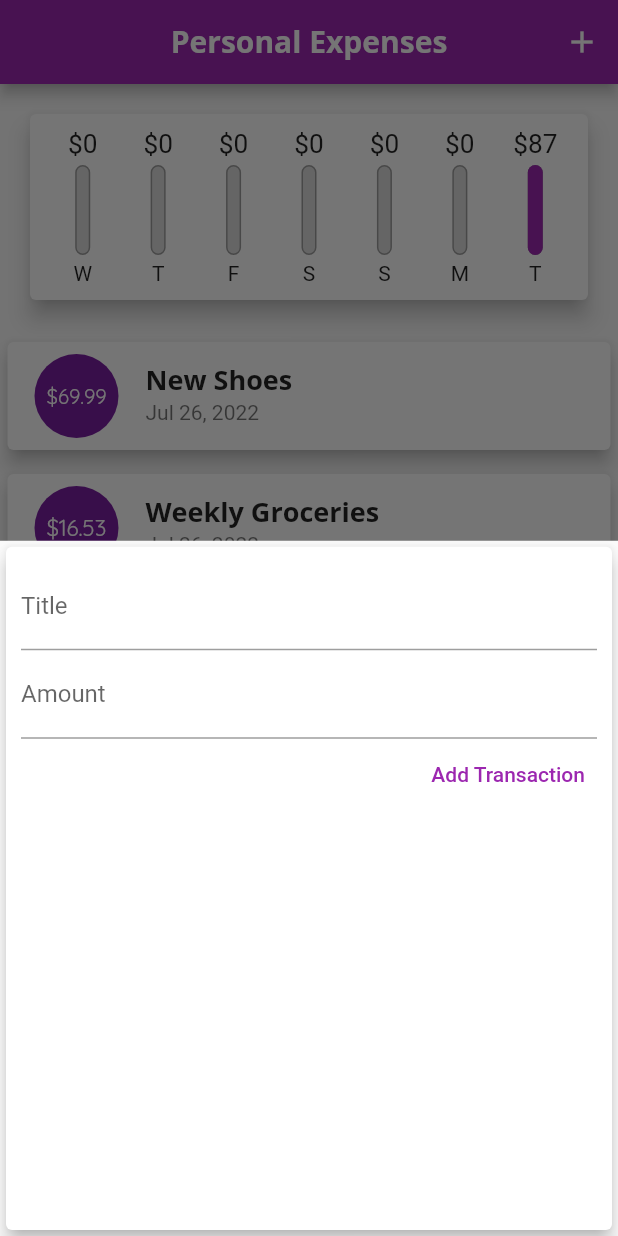
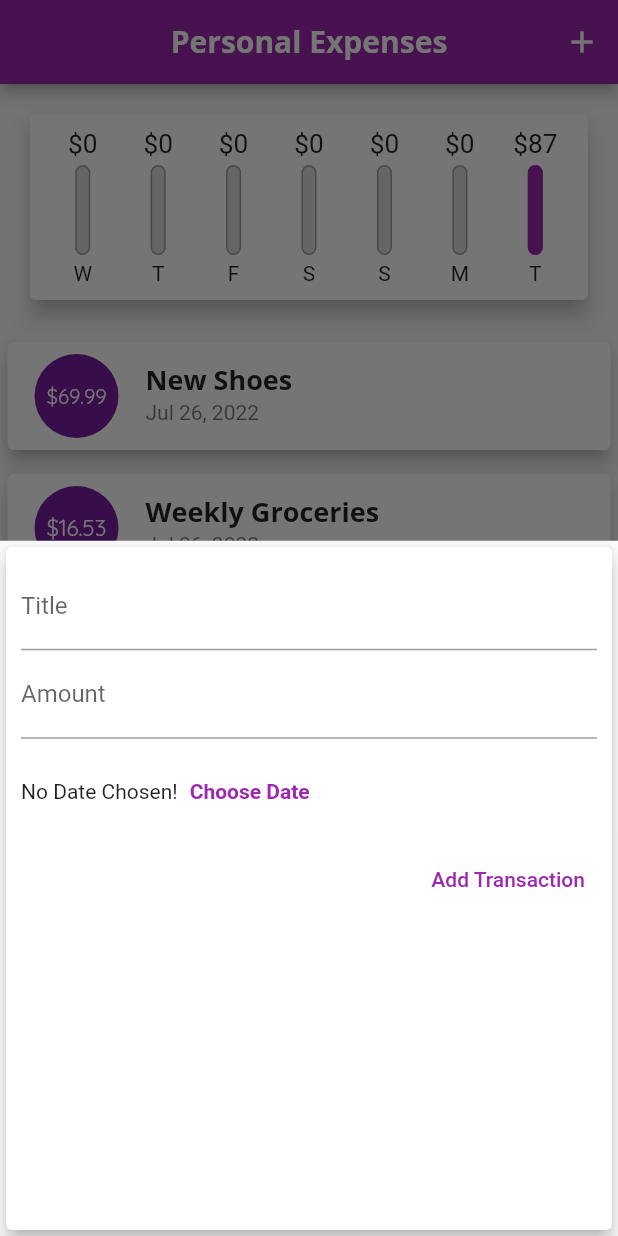
Before and after one commit to manoj1995madushanka/flutter_expense_tracker, a Flutter app: the screen it shows after launch, after a tap on the "add" icon, on a phone screen of 412 x 824 dp. Run offline on Flutter 3.47's test engine with Material 2 defaults, Android fonts, the phone set to English and light mode, and no system bars.

Commit message:
add row to select date

```diff
--- a/lib/widgets/new_transaction.dart
+++ b/lib/widgets/new_transaction.dart
@@ -63,6 +63,26 @@ class _NewTransactionState extends State<NewTransaction> {
                         amountInput = value;
                       },*/
             ),
+            Container(
+              height: 70,
+              child: Row(
+                children: [
+                  Text('No Date Chosen!'),
+                  TextButton(
+                    style: TextButton.styleFrom(
+                      primary: Theme.of(context).primaryColor,
+                    ),
+                    onPressed: () {},
+                    child: Text(
+                      'Choose Date',
+                      style: TextStyle(
+                        fontWeight: FontWeight.bold,
+                      ),
+                    ),
+                  ),
+                ],
+              ),
+            ),
             TextButton(
               onPressed: submitData,
               child: Text(
```
